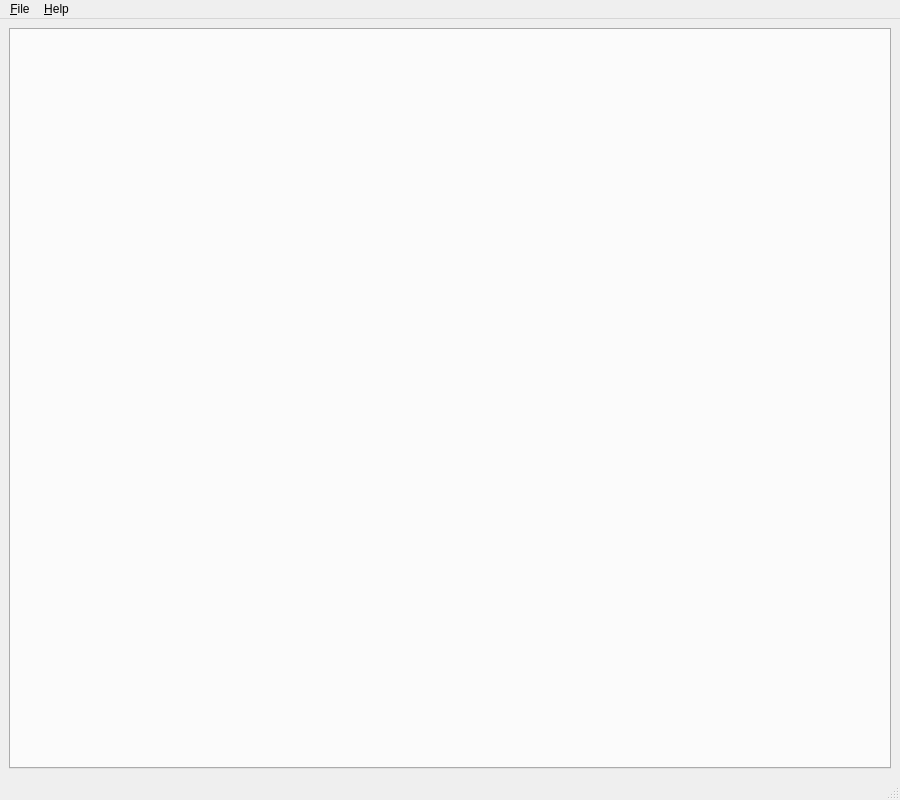
textbrowser/spinware, file UI/spinware.ui: the form before one commit.
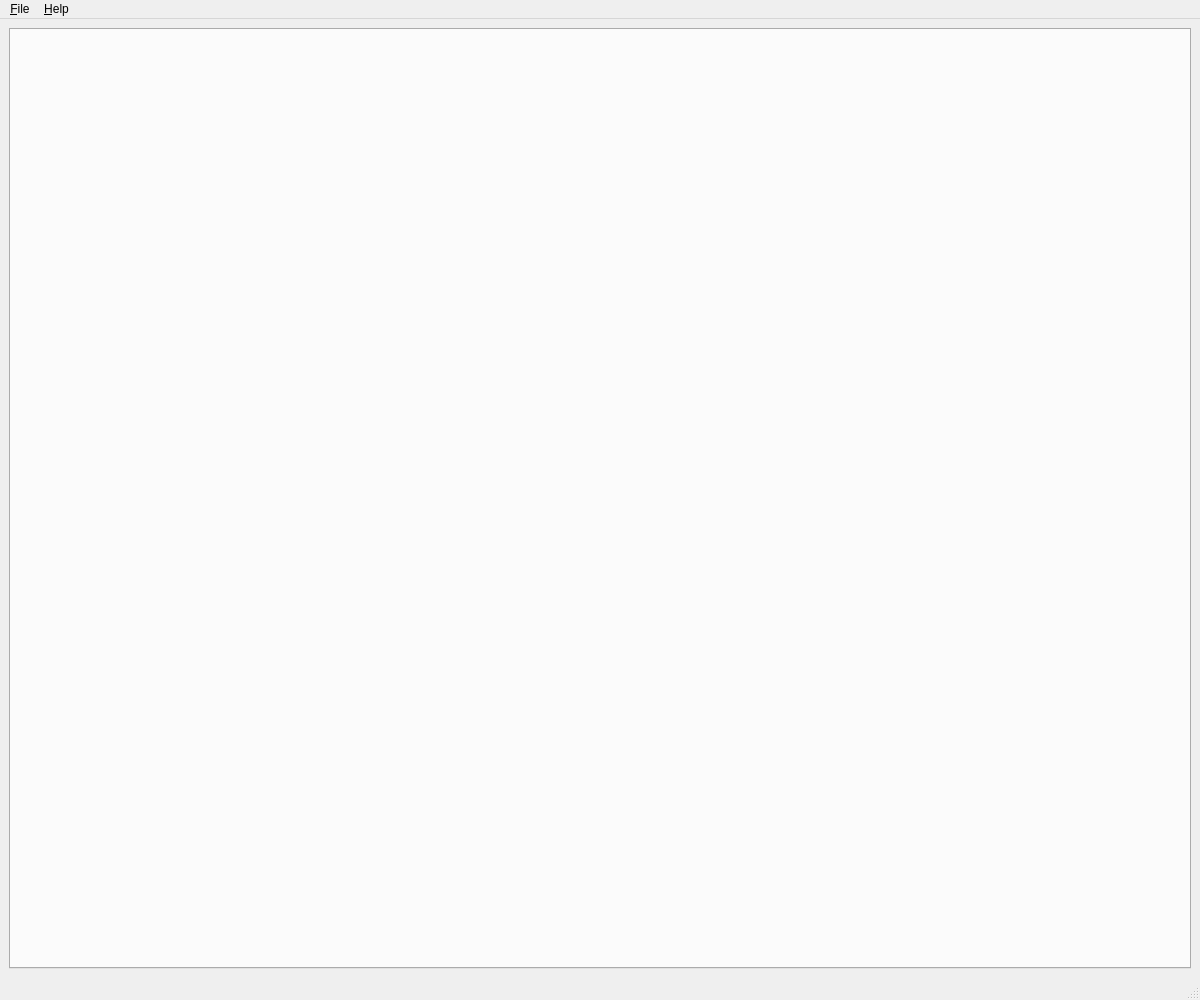
The form after the commit. Icons and pictures are not drawn.

```diff
--- a/UI/spinware.ui
+++ b/UI/spinware.ui
@@ -6,8 +6,8 @@
    <rect>
     <x>0</x>
     <y>0</y>
-    <width>900</width>
-    <height>800</height>
+    <width>1200</width>
+    <height>1000</height>
    </rect>
   </property>
   <property name="windowTitle">
@@ -32,7 +32,7 @@
     <rect>
      <x>0</x>
      <y>0</y>
-     <width>900</width>
+     <width>1200</width>
      <height>34</height>
     </rect>
    </property>
```
